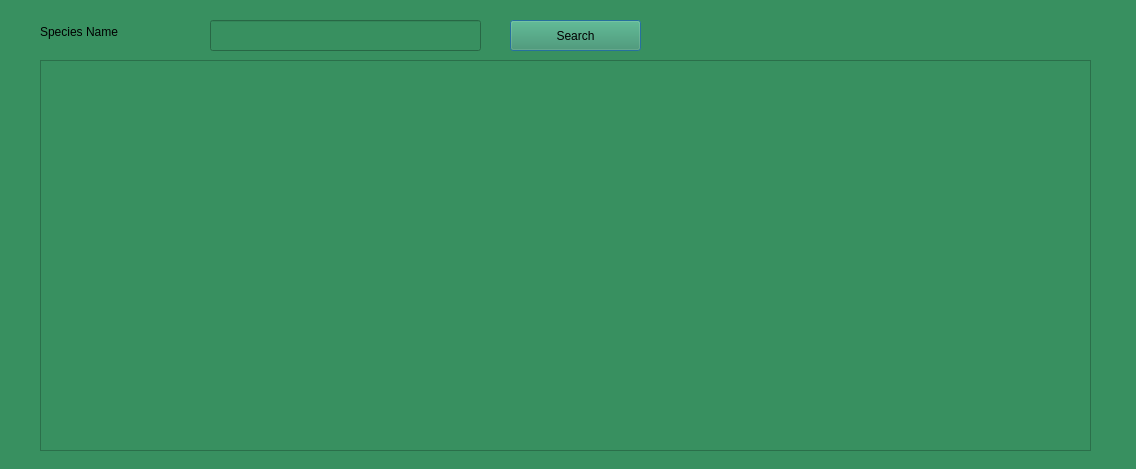
Before: the Qt Designer form species.ui in Rabsoninnora/RoseGardenPlantCareSystem, drawn with Qt 5.
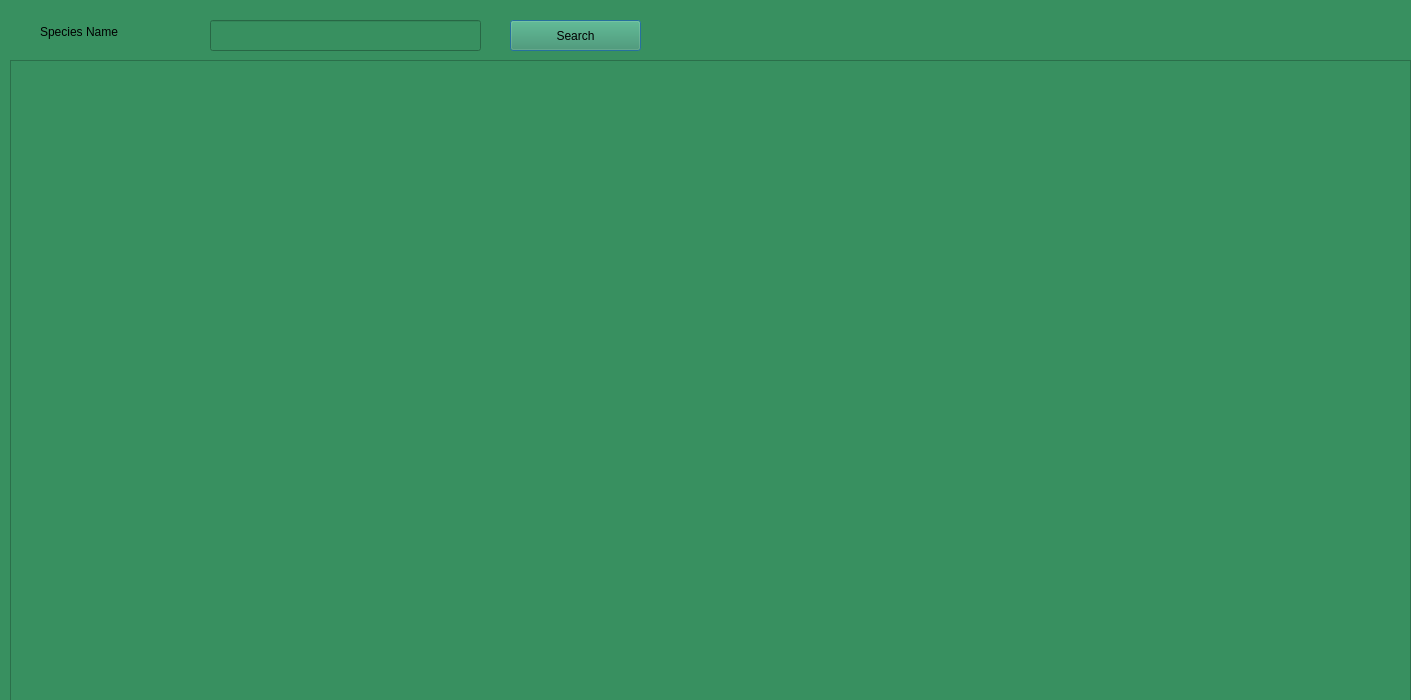
After: the same form once the commit is applied.

Diff of the .ui file:
```diff
--- a/species.ui
+++ b/species.ui
@@ -6,8 +6,8 @@
    <rect>
     <x>0</x>
     <y>0</y>
-    <width>1136</width>
-    <height>469</height>
+    <width>1411</width>
+    <height>700</height>
    </rect>
   </property>
   <property name="windowTitle">
@@ -32,10 +32,10 @@
   <widget class="QTableView" name="tableView">
    <property name="geometry">
     <rect>
-     <x>40</x>
+     <x>10</x>
      <y>60</y>
-     <width>1051</width>
-     <height>391</height>
+     <width>1401</width>
+     <height>661</height>
     </rect>
    </property>
    <property name="sizePolicy">
```
